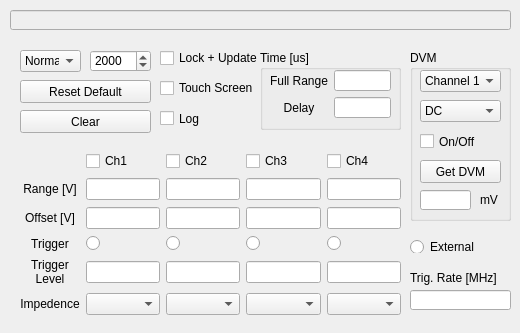
First picture: the form in osc_dialog.ui, repository TripletESR/DAQ_GUI, before the edit.
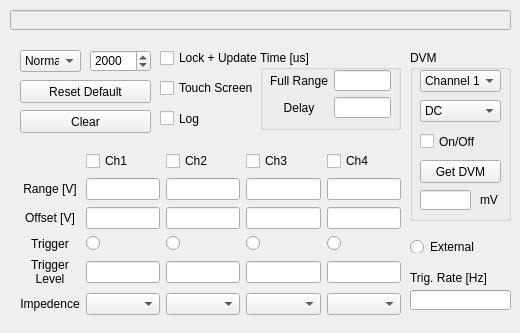
Second picture: the form after the edit.

What changed in the file:
```diff
--- a/osc_dialog.ui
+++ b/osc_dialog.ui
@@ -594,7 +594,7 @@
     </rect>
    </property>
    <property name="text">
-    <string>Trig. Rate [MHz]</string>
+    <string>Trig. Rate [Hz]</string>
    </property>
   </widget>
   <widget class="QCheckBox" name="checkBox_Log">
```
Left out of the diff: 18 changed lines with no effect on the pictures.
